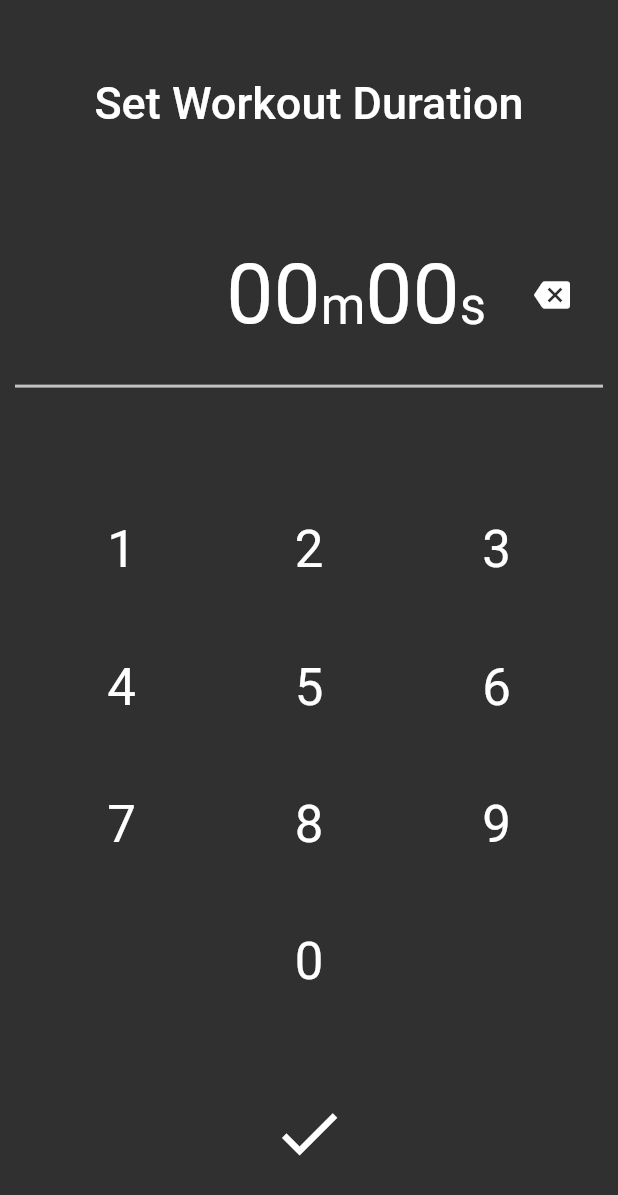
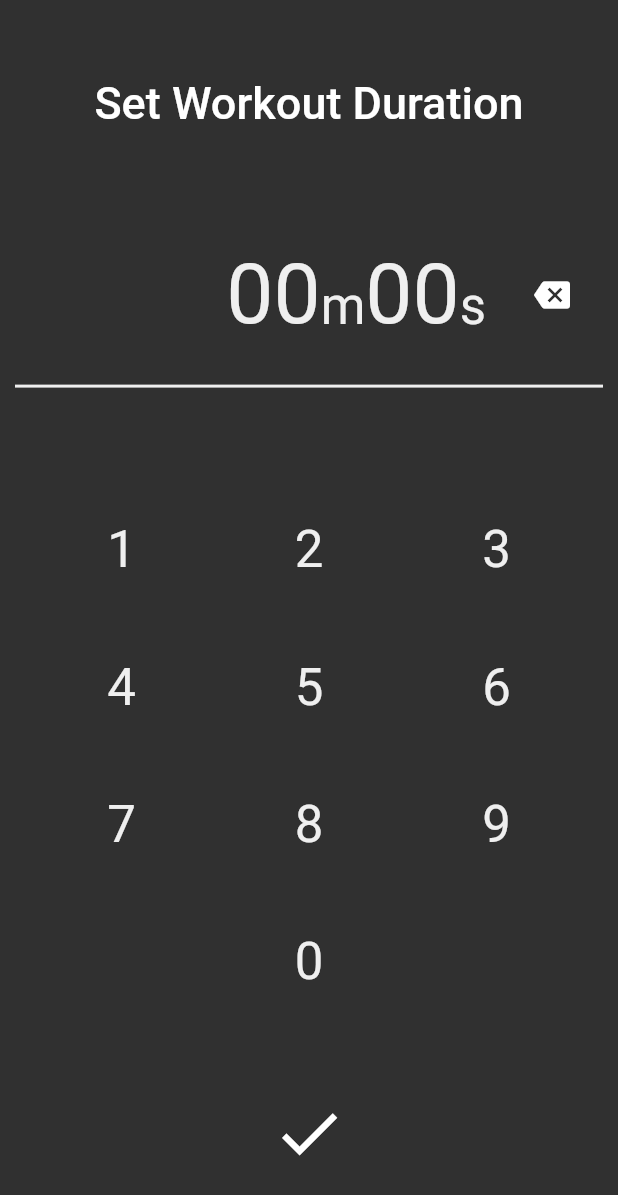
Before and after one commit to DerKapp/interval_timer, a Flutter app: the screen it shows after launch, on a phone screen of 412 x 824 dp. Shown: the top 1195 px of the screen. Run offline on Flutter 3.47's test engine with Material 2 defaults, Android fonts, the phone set to English and light mode, and no system bars; our stand-ins replace audioplayers.

Commit message:
feat(interval_player): change color for different stages

```diff
--- a/lib/my_app.dart
+++ b/lib/my_app.dart
@@ -13,15 +13,16 @@ class MyApp extends StatelessWidget {
   ThemeData _buildThemeData() {
     final ThemeData base = ThemeData.dark();
     return base.copyWith(
-      accentColor: Colors.white70,
-      canvasColor: Colors.blueGrey,
+      accentColor: Color(0xFFE63462),
+      primaryColor: Color(0xFFEFEFEF),
+      canvasColor: Color(0xFF3F51B5),
       textTheme: base.textTheme.copyWith(
         title: base.textTheme.title.copyWith(fontSize: 30),
-        display1: base.textTheme.display1.copyWith(color: Colors.white),
-        display3: base.textTheme.display1.copyWith(color: Colors.white),
+        display1: base.textTheme.display1.copyWith(color: Color(0xFFEFEFEF)),
+        display3: base.textTheme.display1.copyWith(color: Color(0xFFEFEFEF)),
       ),
       iconTheme: base.iconTheme.copyWith(
-        color: Colors.white,
+        color: Color(0xFFEFEFEF),
       ),
     );
   }
--- a/lib/text_input/number_input.dart
+++ b/lib/text_input/number_input.dart
@@ -66,7 +66,7 @@ class NumberInputState extends State<NumberInput> {
               child: Container(
                 margin: EdgeInsetsDirectional.only(start: 10.0, end: 10.0),
                 height: 2.0,
-                color: Theme.of(context).accentColor,
+                color: Theme.of(context).primaryColor,
               ),
             ))
       ],
--- a/lib/text_input/time_label.dart
+++ b/lib/text_input/time_label.dart
@@ -27,7 +27,7 @@ class TimeLabel extends StatelessWidget {
                 child: Container(
                   margin: EdgeInsetsDirectional.only(start: 10.0, end: 10.0),
                   height: 2.0,
-                  color: Theme.of(context).accentColor,
+                  color: Theme.of(context).primaryColor,
                 ),
               ))
         ],
```
Also changed, not shown: lib/interval_player/interval_player_page.dart (+10 -5 lines).
